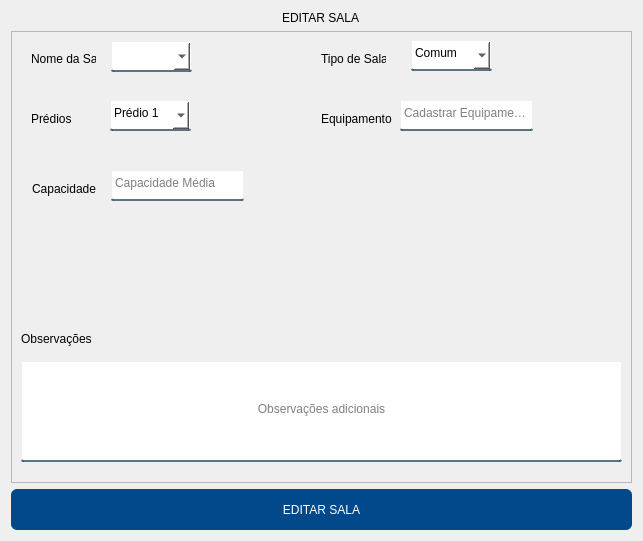
Above: App/view/ui/editarSalas.ui from Senac-SOR-ADS/Mapa-de-Sala before the change. Below: the same form after it.
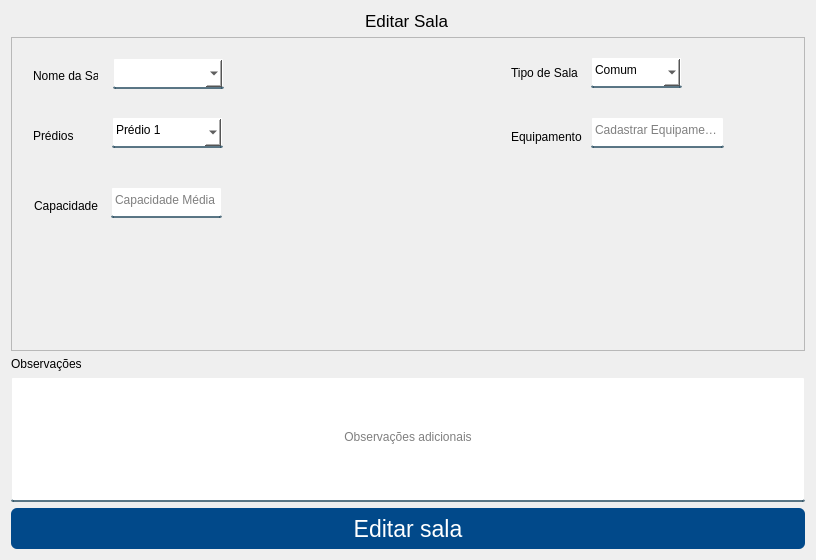
That is the form after the change.

The edit to the form file:
```diff
--- a/App/view/ui/editarSalas.ui
+++ b/App/view/ui/editarSalas.ui
@@ -6,8 +6,8 @@
    <rect>
     <x>0</x>
     <y>0</y>
-    <width>639</width>
-    <height>541</height>
+    <width>812</width>
+    <height>556</height>
    </rect>
   </property>
   <property name="windowTitle">
@@ -37,12 +37,17 @@
   <layout class="QVBoxLayout" name="verticalLayout">
    <item alignment="Qt::AlignHCenter|Qt::AlignTop">
     <widget class="QLabel" name="label">
+     <property name="font">
+      <font>
+       <pointsize>13</pointsize>
+      </font>
+     </property>
      <property name="text">
-      <string>EDITAR SALA</string>
+      <string>Editar Sala</string>
      </property>
     </widget>
    </item>
-   <item>
+   <item alignment="Qt::AlignHCenter">
     <widget class="QFrame" name="frame_2">
      <property name="sizePolicy">
       <sizepolicy hsizetype="Preferred" vsizetype="Expanding">
@@ -50,52 +55,23 @@
        <verstretch>0</verstretch>
       </sizepolicy>
      </property>
+     <property name="minimumSize">
+      <size>
+       <width>794</width>
+       <height>314</height>
+      </size>
+     </property>
      <property name="frameShape">
       <enum>QFrame::StyledPanel</enum>
      </property>
      <property name="frameShadow">
       <enum>QFrame::Raised</enum>
      </property>
-     <widget class="QLineEdit" name="feedbackText">
-      <property name="geometry">
-       <rect>
-        <x>10</x>
-        <y>330</y>
-        <width>601</width>
-        <height>101</height>
-       </rect>
-      </property>
-      <property name="alignment">
-       <set>Qt::AlignCenter</set>
-      </property>
-      <property name="placeholderText">
-       <string>Observações adicionais</string>
-      </property>
-      <property name="cursorMoveStyle">
-       <enum>Qt::VisualMoveStyle</enum>
-      </property>
-      <property name="clearButtonEnabled">
-       <bool>false</bool>
-      </property>
-     </widget>
-     <widget class="QLabel" name="label_6">
-      <property name="geometry">
-       <rect>
-        <x>10</x>
-        <y>300</y>
-        <width>71</width>
-        <height>16</height>
-       </rect>
-      </property>
-      <property name="text">
-       <string>Observações</string>
-      </property>
-     </widget>
      <widget class="QLabel" name="label_5">
       <property name="geometry">
        <rect>
-        <x>21</x>
-        <y>150</y>
+        <x>23</x>
+        <y>161</y>
         <width>65</width>
         <height>16</height>
        </rect>
@@ -108,8 +84,8 @@
       <property name="geometry">
        <rect>
         <x>100</x>
-        <y>139</y>
-        <width>133</width>
+        <y>150</y>
+        <width>111</width>
         <height>31</height>
        </rect>
       </property>
@@ -123,10 +99,10 @@
      <widget class="QLabel" name="label_4">
       <property name="geometry">
        <rect>
-        <x>310</x>
-        <y>80</y>
+        <x>500</x>
+        <y>90</y>
         <width>71</width>
-        <height>16</height>
+        <height>20</height>
        </rect>
       </property>
       <property name="text">
@@ -136,8 +112,8 @@
      <widget class="QLineEdit" name="tipoEquipamento">
       <property name="geometry">
        <rect>
-        <x>389</x>
-        <y>69</y>
+        <x>580</x>
+        <y>80</y>
         <width>133</width>
         <height>31</height>
        </rect>
@@ -149,9 +125,9 @@
      <widget class="QComboBox" name="nomePredio">
       <property name="geometry">
        <rect>
-        <x>99</x>
-        <y>69</y>
-        <width>81</width>
+        <x>101</x>
+        <y>80</y>
+        <width>111</width>
         <height>31</height>
        </rect>
       </property>
@@ -181,8 +157,8 @@
      <widget class="QLabel" name="label_3">
       <property name="geometry">
        <rect>
-        <x>20</x>
-        <y>80</y>
+        <x>22</x>
+        <y>91</y>
         <width>41</width>
         <height>16</height>
        </rect>
@@ -194,9 +170,9 @@
      <widget class="QComboBox" name="tipoSala">
       <property name="geometry">
        <rect>
-        <x>400</x>
-        <y>9</y>
-        <width>81</width>
+        <x>580</x>
+        <y>20</y>
+        <width>91</width>
         <height>31</height>
        </rect>
       </property>
@@ -239,9 +215,9 @@
      <widget class="QLabel" name="label_2">
       <property name="geometry">
        <rect>
-        <x>310</x>
-        <y>20</y>
-        <width>65</width>
+        <x>500</x>
+        <y>28</y>
+        <width>71</width>
         <height>16</height>
        </rect>
       </property>
@@ -252,8 +228,8 @@
      <widget class="QLabel" name="label_7">
       <property name="geometry">
        <rect>
-        <x>20</x>
-        <y>20</y>
+        <x>22</x>
+        <y>31</y>
         <width>65</width>
         <height>16</height>
        </rect>
@@ -265,9 +241,9 @@
      <widget class="QComboBox" name="nomeSala">
       <property name="geometry">
        <rect>
-        <x>100</x>
-        <y>10</y>
-        <width>81</width>
+        <x>102</x>
+        <y>21</y>
+        <width>111</width>
         <height>31</height>
        </rect>
       </property>
@@ -286,6 +262,35 @@
      </widget>
     </widget>
    </item>
+   <item>
+    <widget class="QLabel" name="label_6">
+     <property name="text">
+      <string>Observações</string>
+     </property>
+    </widget>
+   </item>
+   <item>
+    <widget class="QLineEdit" name="feedbackText">
+     <property name="minimumSize">
+      <size>
+       <width>125</width>
+       <height>125</height>
+      </size>
+     </property>
+     <property name="alignment">
+      <set>Qt::AlignCenter</set>
+     </property>
+     <property name="placeholderText">
+      <string>Observações adicionais</string>
+     </property>
+     <property name="cursorMoveStyle">
+      <enum>Qt::VisualMoveStyle</enum>
+     </property>
+     <property name="clearButtonEnabled">
+      <bool>false</bool>
+     </property>
+    </widget>
+   </item>
    <item>
     <widget class="QPushButton" name="btnEditarSala">
      <property name="minimumSize">
@@ -294,8 +299,13 @@
        <height>41</height>
       </size>
      </property>
+     <property name="font">
+      <font>
+       <pointsize>17</pointsize>
+      </font>
+     </property>
      <property name="text">
-      <string>EDITAR SALA</string>
+      <string>Editar sala</string>
      </property>
     </widget>
    </item>
```
